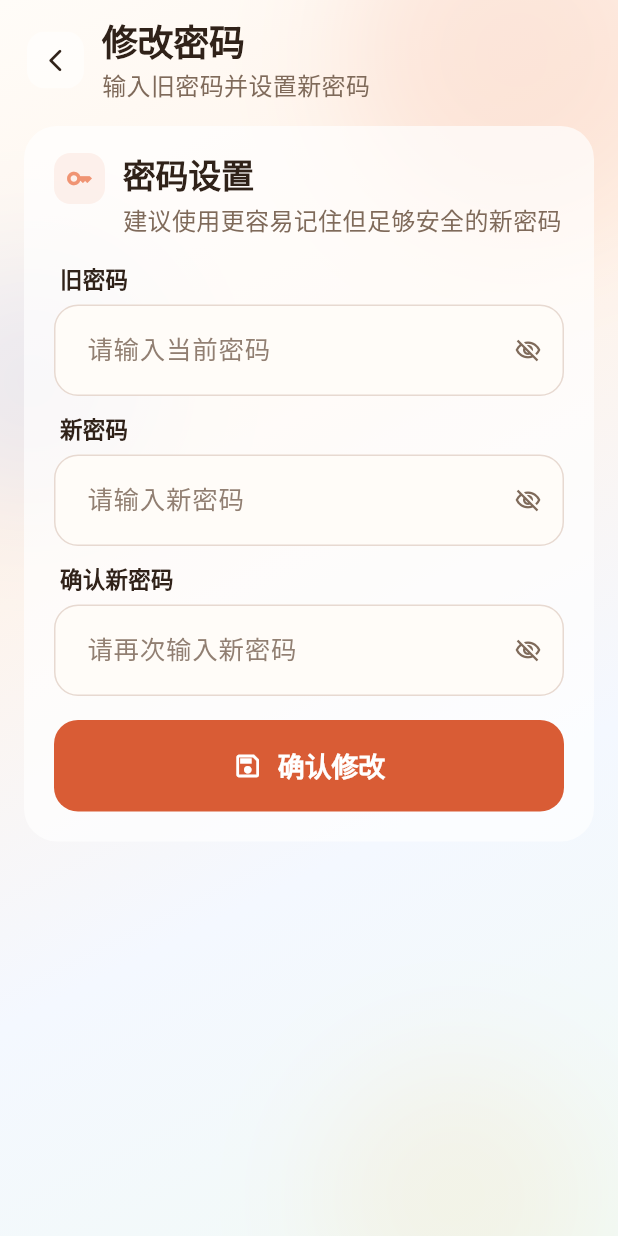
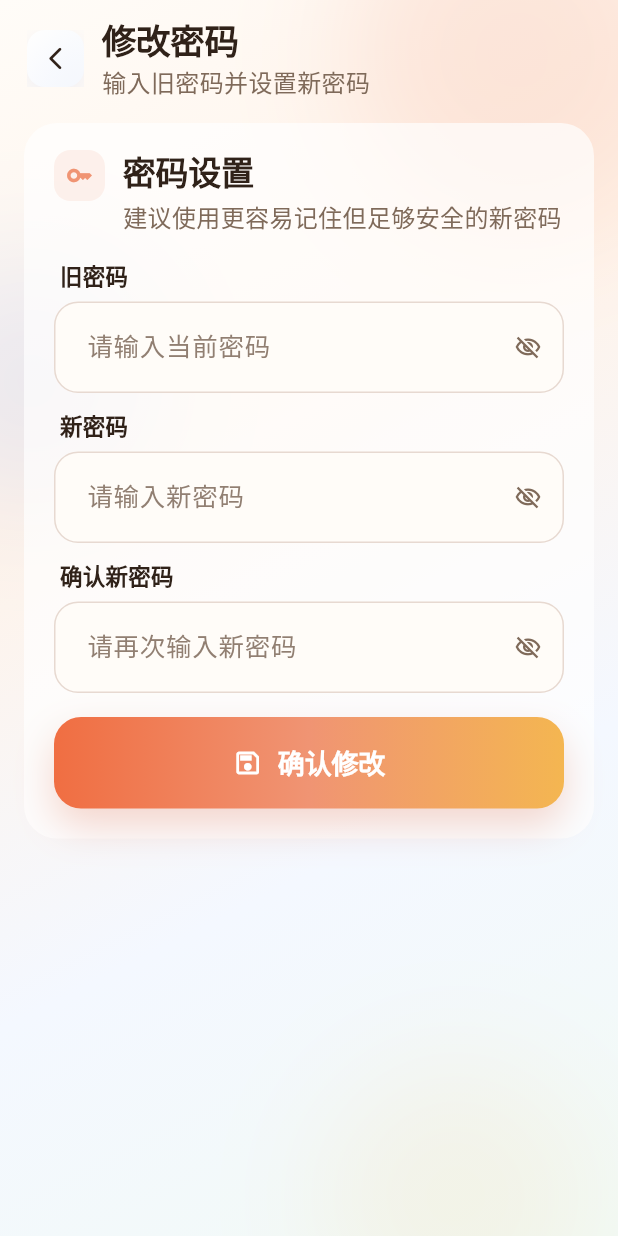
Before and after one commit to dabinDev/momenta, a Flutter app: the ChangePasswordPage screen opened by its route, on a phone screen of 412 x 824 dp. Run offline on Flutter 3.47's test engine with Material 3 defaults, Android fonts, the light colour scheme and no system bars; our stand-ins replace dio, flutter_secure_storage, get, get_storage, image_picker, speech_to_text and 1 more; missing offline and left inert: gal; accounts and stored records are empty; network calls fail.

Commit message:
Polish app h5 and admin visual styling

```diff
--- a/lib/app/theme.dart
+++ b/lib/app/theme.dart
@@ -16,6 +16,9 @@ class AppTheme {
   static const Color surface = Color(0xFFFFFCFA);
   static const Color surfaceSoft = Color(0xFFFFF5EC);
   static const Color surfaceMuted = Color(0xFFF8EEE6);
+  static const Color surfaceSky = Color(0xFFF4F8FF);
+  static const Color surfaceJade = Color(0xFFF1FAF5);
+  static const Color surfaceAmber = Color(0xFFFFF6E8);
   static const Color outline = Color(0xFFEEDFD3);
   static const Color outlineSoft = Color(0xFFF6EEE8);
   static const Color fieldSurface = Color(0xFFFFFCF8);
@@ -161,6 +164,7 @@ class AppTheme {
           padding: const EdgeInsets.symmetric(horizontal: 20, vertical: 17),
           backgroundColor: primaryDeep,
           foregroundColor: Colors.white,
+          shadowColor: primaryDeep.withValues(alpha: 0.22),
           disabledBackgroundColor: const Color(0xFFD8C5B6),
           disabledForegroundColor: const Color(0xFF8F7E71),
           textStyle: const TextStyle(
@@ -183,6 +187,7 @@ class AppTheme {
           foregroundColor: Colors.white,
           disabledBackgroundColor: const Color(0xFFD8C5B6),
           disabledForegroundColor: const Color(0xFF8F7E71),
+          overlayColor: primaryDark.withValues(alpha: 0.08),
           textStyle: const TextStyle(
             fontSize: 18,
             fontWeight: FontWeight.w700,
@@ -198,11 +203,11 @@ class AppTheme {
           elevation: 0,
           minimumSize: const Size.fromHeight(56),
           padding: const EdgeInsets.symmetric(horizontal: 18, vertical: 16),
-          backgroundColor: secondaryButtonSurface,
+          backgroundColor: const Color(0xFFF8FBFF),
           foregroundColor: primaryDeep,
           side: BorderSide(
-            color: primaryDeep.withValues(alpha: 0.12),
-            width: 0.8,
+            color: const Color(0xFFD6E1F7),
+            width: 1,
           ),
           textStyle: const TextStyle(
             fontSize: 17,
@@ -217,6 +222,7 @@ class AppTheme {
       textButtonTheme: TextButtonThemeData(
         style: TextButton.styleFrom(
           foregroundColor: primaryDark,
+          overlayColor: primary.withValues(alpha: 0.08),
           textStyle: const TextStyle(
             fontSize: 16,
             fontWeight: FontWeight.w700,
--- a/lib/presentation/create/create_page.dart
+++ b/lib/presentation/create/create_page.dart
@@ -50,7 +50,7 @@ class CreatePage extends GetView<CreateController> {
 
       return AppPageScaffold(
         title: 'AI创作',
-        subtitle: controller.modeSubtitle,
+        subtitle: controller.modeLabel,
         accentColor: mode.tint,
         actions: <Widget>[
           _ModeSwitchAction(
--- a/lib/presentation/settings/settings_page.dart
+++ b/lib/presentation/settings/settings_page.dart
@@ -62,7 +62,7 @@ class SettingsPage extends GetView<SettingsController> {
 
     return AppPageScaffold(
       title: '个人中心',
-      subtitle: '查看账号基础信息',
+      subtitle: '账号信息与常用设置',
       accentColor: AppTheme.primary,
       child: content,
     );
@@ -148,7 +148,7 @@ class _BasicInfoCard extends StatelessWidget {
   Widget build(BuildContext context) {
     return SectionCard(
       title: '个人基础信息',
-      subtitle: '其他功能已放到二级页面',
+      subtitle: '关键信息收纳在这里',
       icon: Icons.badge_outlined,
       accentColor: AppTheme.sky,
       child: Column(
--- a/lib/shared/widgets/app_page_scaffold.dart
+++ b/lib/shared/widgets/app_page_scaffold.dart
@@ -55,11 +55,11 @@ class AppPageScaffold extends StatelessWidget {
                             maxLines: 1,
                             overflow: TextOverflow.ellipsis,
                             style: theme.textTheme.titleLarge?.copyWith(
-                              fontSize: 24,
+                              fontSize: 23,
                             ),
                           ),
                           if (subtitle?.trim().isNotEmpty == true) ...<Widget>[
-                            const SizedBox(height: 3),
+                            const SizedBox(height: 2),
                             Text(
                               subtitle!,
                               style: theme.textTheme.bodyMedium,
@@ -106,8 +106,22 @@ class _NavButton extends StatelessWidget {
           width: 38,
           height: 38,
           decoration: BoxDecoration(
-            color: Colors.white.withValues(alpha: 0.52),
+            gradient: LinearGradient(
+              colors: <Color>[
+                Colors.white.withValues(alpha: 0.92),
+                AppTheme.surfaceSky.withValues(alpha: 0.82),
+              ],
+              begin: Alignment.topLeft,
+              end: Alignment.bottomRight,
+            ),
             borderRadius: BorderRadius.circular(12),
+            boxShadow: <BoxShadow>[
+              BoxShadow(
+                color: AppTheme.sky.withValues(alpha: 0.1),
+                blurRadius: 14,
+                offset: const Offset(0, 6),
+              ),
+            ],
           ),
           child: Icon(icon, size: 18, color: AppTheme.text),
         ),
--- a/lib/shared/widgets/primary_button.dart
+++ b/lib/shared/widgets/primary_button.dart
@@ -25,6 +25,7 @@ class PrimaryButton extends StatelessWidget {
   @override
   Widget build(BuildContext context) {
     final bool enabled = onPressed != null;
+    final BorderRadius borderRadius = BorderRadius.circular(18);
     final Color foreground = _outlined
         ? (enabled ? AppTheme.primaryDeep : AppTheme.muted)
         : Colors.white;
@@ -45,15 +46,68 @@ class PrimaryButton extends StatelessWidget {
     );
 
     if (_outlined) {
-      return OutlinedButton(
-        onPressed: onPressed,
-        child: child,
+      return DecoratedBox(
+        decoration: BoxDecoration(
+          gradient: const LinearGradient(
+            colors: <Color>[
+              AppTheme.surfaceSky,
+              AppTheme.surface,
+            ],
+            begin: Alignment.topLeft,
+            end: Alignment.bottomRight,
+          ),
+          borderRadius: borderRadius,
+          boxShadow: enabled
+              ? <BoxShadow>[
+                  BoxShadow(
+                    color: AppTheme.sky.withValues(alpha: 0.12),
+                    blurRadius: 18,
+                    offset: const Offset(0, 8),
+                  ),
+                ]
+              : const <BoxShadow>[],
+        ),
+        child: OutlinedButton(
+          onPressed: onPressed,
+          style: OutlinedButton.styleFrom(
+            shape: RoundedRectangleBorder(borderRadius: borderRadius),
+          ),
+          child: child,
+        ),
       );
     }
 
-    return ElevatedButton(
-      onPressed: onPressed,
-      child: child,
+    return DecoratedBox(
+      decoration: BoxDecoration(
+        gradient: const LinearGradient(
+          colors: <Color>[
+            AppTheme.primary,
+            AppTheme.coral,
+            AppTheme.amber,
+          ],
+          begin: Alignment.centerLeft,
+          end: Alignment.centerRight,
+        ),
+        borderRadius: borderRadius,
+        boxShadow: enabled
+            ? <BoxShadow>[
+                BoxShadow(
+                  color: AppTheme.primaryDeep.withValues(alpha: 0.24),
+                  blurRadius: 22,
+                  offset: const Offset(0, 12),
+                ),
+              ]
+            : const <BoxShadow>[],
+      ),
+      child: ElevatedButton(
+        onPressed: onPressed,
+        style: ElevatedButton.styleFrom(
+          backgroundColor: Colors.transparent,
+          shadowColor: Colors.transparent,
+          shape: RoundedRectangleBorder(borderRadius: borderRadius),
+        ),
+        child: child,
+      ),
     );
   }
 }
```
Also changed, not shown: frontend/settings/theme.json (+12 -12 lines), lib/presentation/shell/main_shell_page.dart (+18 -16 lines), 3 other files.
